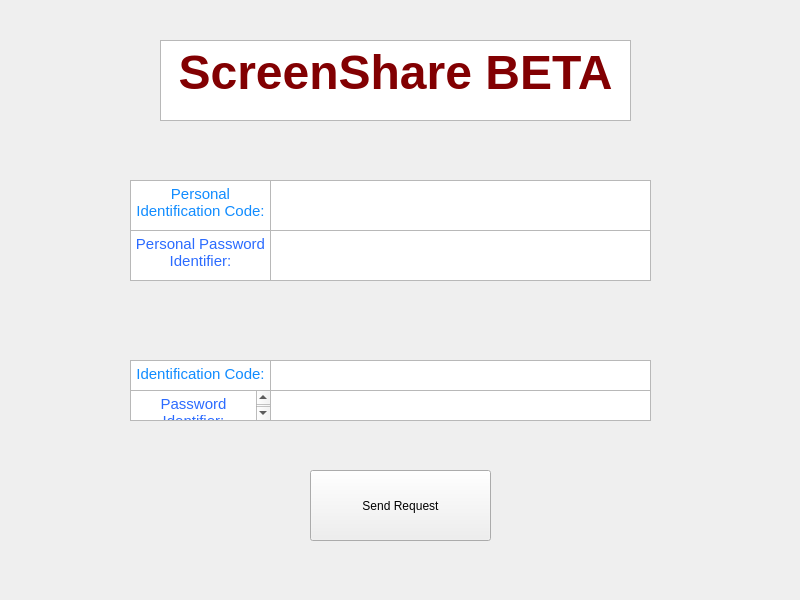
Qt form Gui/MainProgram.ui (OmerElmaliah/ScreenShare) before a commit.
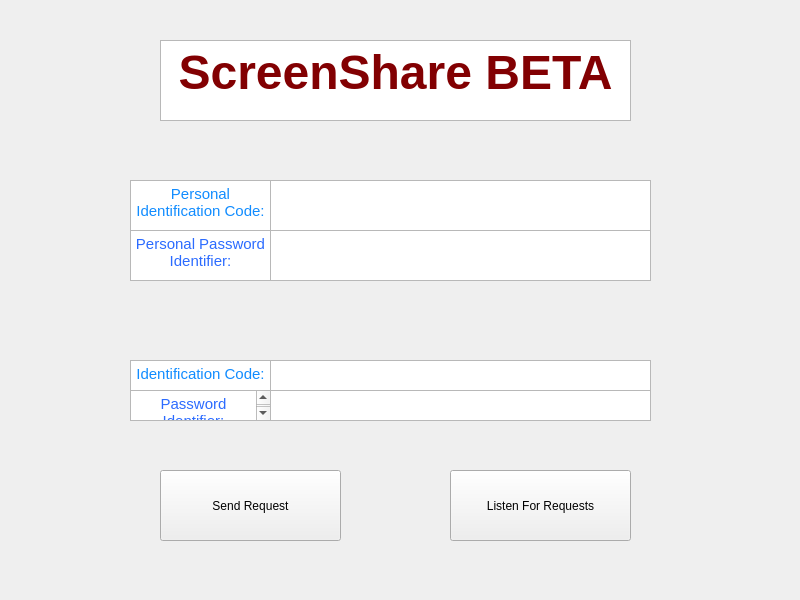
The same form after that commit.

The edit to the form file:
```diff
--- a/Gui/MainProgram.ui
+++ b/Gui/MainProgram.ui
@@ -142,7 +142,7 @@
    <widget class="QPushButton" name="send_request_button">
     <property name="geometry">
      <rect>
-      <x>310</x>
+      <x>160</x>
       <y>470</y>
       <width>181</width>
       <height>71</height>
@@ -152,6 +152,19 @@
      <string>Send Request</string>
     </property>
    </widget>
+   <widget class="QPushButton" name="listen_button">
+    <property name="geometry">
+     <rect>
+      <x>450</x>
+      <y>470</y>
+      <width>181</width>
+      <height>71</height>
+     </rect>
+    </property>
+    <property name="text">
+     <string>Listen For Requests</string>
+    </property>
+   </widget>
   </widget>
  </widget>
  <resources/>
```
